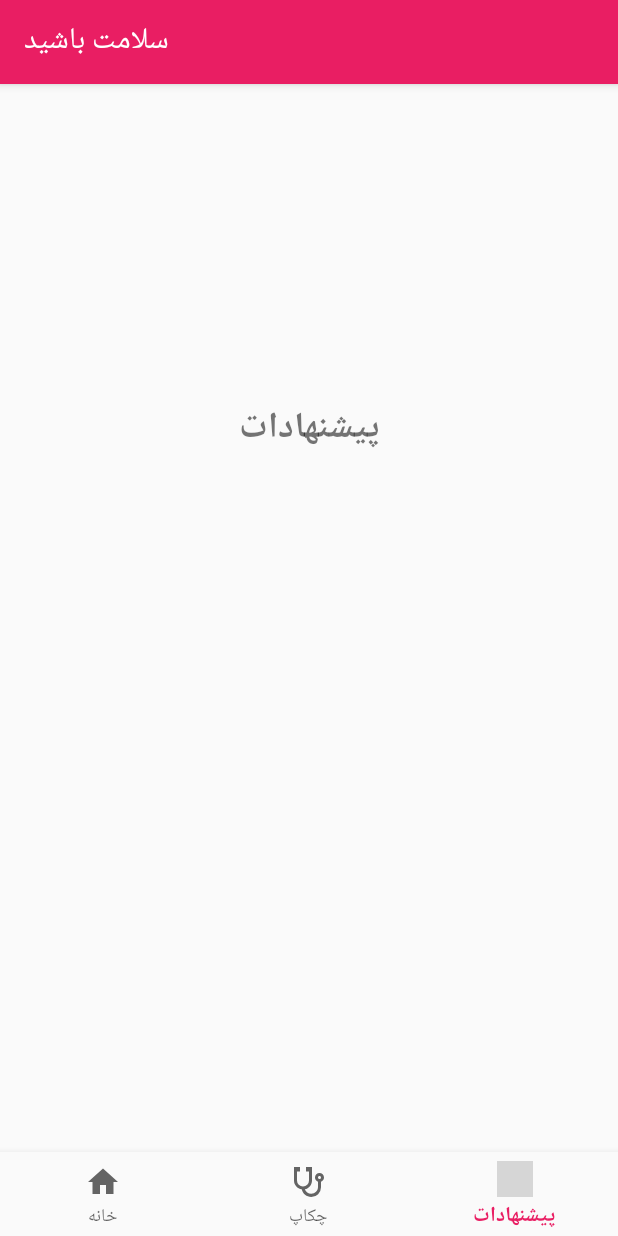
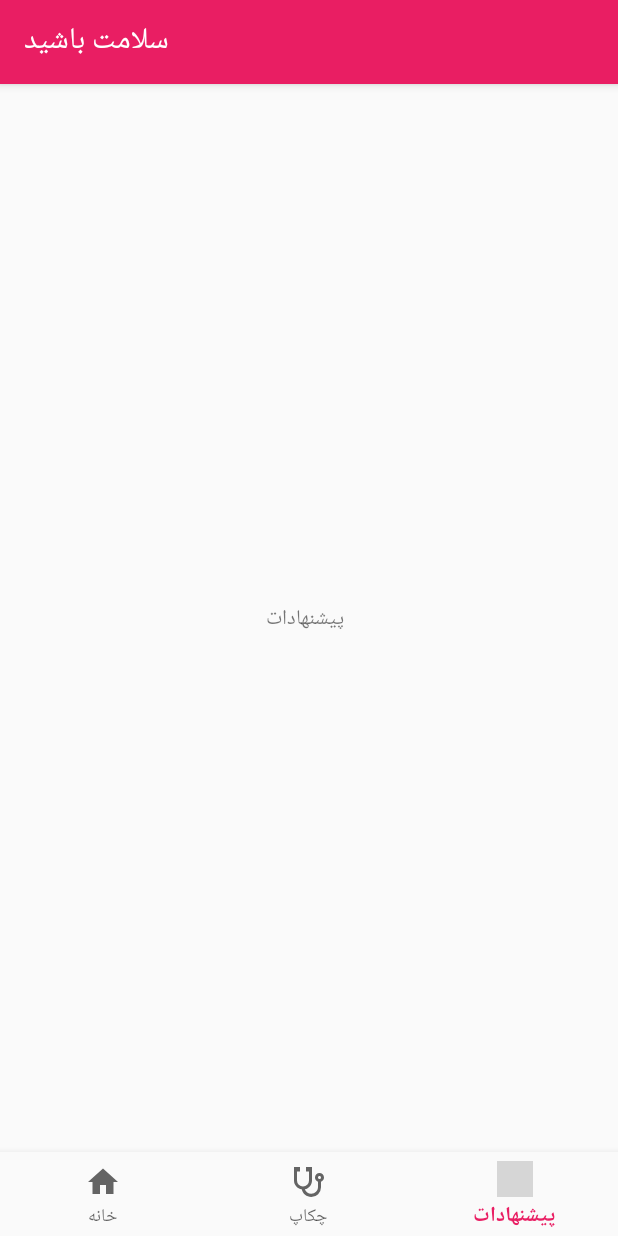
Before and after one commit to smohsenmg7/SalamatBashid, an Android app: the screen it shows after launch (MainActivity), item 3 of the bottom bar chosen, on a phone screen of 412 x 824 dp. Run offline under Robolectric (Android 15) with nearby library versions, the phone set to English and light mode, and no system bars; grey boxes are pictures that could not be loaded.

Commit message:
Add BottomNavigationView Listener -Add Three Fragment to handle BottomNavigationView Listener

```diff
--- a/app/build.gradle
+++ b/app/build.gradle
@@ -25,6 +25,7 @@ dependencies {
     implementation 'com.android.support:design:28.0.0'
     implementation 'com.android.support.constraint:constraint-layout:1.1.3'
     implementation 'com.android.support:support-vector-drawable:28.0.0'
+    implementation 'com.android.support:support-v4:28.0.0'
     testImplementation 'junit:junit:4.12'
     androidTestImplementation 'com.android.support.test:runner:1.0.2'
     androidTestImplementation 'com.android.support.test.espresso:espresso-core:3.0.2'
--- /dev/null
+++ b/app/src/main/java/com/example/mohsen/salamatbashid/CheckUpFragment.java
@@ -0,0 +1,29 @@
+package com.example.mohsen.salamatbashid;
+
+
+import android.os.Bundle;
+import android.support.v4.app.Fragment;
+import android.view.LayoutInflater;
+import android.view.View;
+import android.view.ViewGroup;
+
+
+/**
+ * A simple {@link Fragment} subclass.
+ */
+public class CheckUpFragment extends Fragment {
+
+
+    public CheckUpFragment() {
+        // Required empty public constructor
+    }
+
+
+    @Override
+    public View onCreateView(LayoutInflater inflater, ViewGroup container,
+                             Bundle savedInstanceState) {
+        // Inflate the layout for this fragment
+        return inflater.inflate(R.layout.fragment_check_up, container, false);
+    }
+
+}
--- /dev/null
+++ b/app/src/main/java/com/example/mohsen/salamatbashid/HomeFragment.java
@@ -0,0 +1,29 @@
+package com.example.mohsen.salamatbashid;
+
+
+import android.os.Bundle;
+import android.support.v4.app.Fragment;
+import android.view.LayoutInflater;
+import android.view.View;
+import android.view.ViewGroup;
+
+
+/**
+ * A simple {@link Fragment} subclass.
+ */
+public class HomeFragment extends Fragment {
+
+
+    public HomeFragment() {
+        // Required empty public constructor
+    }
+
+
+    @Override
+    public View onCreateView(LayoutInflater inflater, ViewGroup container,
+                             Bundle savedInstanceState) {
+        // Inflate the layout for this fragment
+        return inflater.inflate(R.layout.fragment_home, container, false);
+    }
+
+}
--- a/app/src/main/java/com/example/mohsen/salamatbashid/MainActivity.java
+++ b/app/src/main/java/com/example/mohsen/salamatbashid/MainActivity.java
@@ -3,13 +3,18 @@ package com.example.mohsen.salamatbashid;
 import android.os.Bundle;
 import android.support.annotation.NonNull;
 import android.support.design.widget.BottomNavigationView;
+import android.support.v4.app.Fragment;
+import android.support.v4.app.FragmentTransaction;
 import android.support.v7.app.AppCompatActivity;
 import android.view.MenuItem;
 import android.widget.TextView;
 
 public class MainActivity extends AppCompatActivity {
 
-    private TextView mTextMessage;
+    private CheckUpFragment checkUpFragment;
+    private HomeFragment homeFragment;
+    private OfferFragment offerFragment;
+
 
     private BottomNavigationView.OnNavigationItemSelectedListener mOnNavigationItemSelectedListener
             = new BottomNavigationView.OnNavigationItemSelectedListener() {
@@ -18,25 +23,35 @@ public class MainActivity extends AppCompatActivity {
         public boolean onNavigationItemSelected(@NonNull MenuItem item) {
             switch (item.getItemId()) {
                 case R.id.navigation_home:
-                    mTextMessage.setText(R.string.title_home);
+                    setFragment(homeFragment);
                     return true;
                 case R.id.navigation_checkup:
-                    mTextMessage.setText(R.string.title_check_up);
+                    setFragment(checkUpFragment);
                     return true;
                 case R.id.navigation_promotion:
-                    mTextMessage.setText(R.string.title_offer);
+                    setFragment(offerFragment);
                     return true;
             }
             return false;
         }
     };
 
+    private void setFragment(Fragment fragment) {
+        FragmentTransaction fragmentTransaction = getSupportFragmentManager().beginTransaction();
+        fragmentTransaction.replace(R.id.main_frame, fragment).commit();
+
+    }
+
     @Override
     protected void onCreate(Bundle savedInstanceState) {
         super.onCreate(savedInstanceState);
         setContentView(R.layout.activity_main);
 
-        mTextMessage = (TextView) findViewById(R.id.tx_message);
+        homeFragment = new HomeFragment();
+        checkUpFragment = new CheckUpFragment();
+        offerFragment = new OfferFragment();
+        setFragment(homeFragment);
+
         BottomNavigationView navigation = (BottomNavigationView) findViewById(R.id.navigation);
         navigation.setOnNavigationItemSelectedListener(mOnNavigationItemSelectedListener);
     }
--- /dev/null
+++ b/app/src/main/java/com/example/mohsen/salamatbashid/OfferFragment.java
@@ -0,0 +1,29 @@
+package com.example.mohsen.salamatbashid;
+
+
+import android.os.Bundle;
+import android.support.v4.app.Fragment;
+import android.view.LayoutInflater;
+import android.view.View;
+import android.view.ViewGroup;
+
+
+/**
+ * A simple {@link Fragment} subclass.
+ */
+public class OfferFragment extends Fragment {
+
+
+    public OfferFragment() {
+        // Required empty public constructor
+    }
+
+
+    @Override
+    public View onCreateView(LayoutInflater inflater, ViewGroup container,
+                             Bundle savedInstanceState) {
+        // Inflate the layout for this fragment
+        return inflater.inflate(R.layout.fragment_offer, container, false);
+    }
+
+}
--- a/app/src/main/res/layout/activity_main.xml
+++ b/app/src/main/res/layout/activity_main.xml
@@ -12,28 +12,26 @@
         android:layout_width="0dp"
         android:layout_height="wrap_content"
         android:background="?android:attr/windowBackground"
+
         app:layout_constraintBottom_toBottomOf="parent"
         app:layout_constraintHorizontal_bias="0.0"
         app:layout_constraintLeft_toLeftOf="parent"
         app:layout_constraintRight_toRightOf="parent"
-        app:menu="@menu/navigation" />
+        app:menu="@menu/navigation">
 
-    <TextView
-        android:id="@+id/tx_message"
-        android:layout_width="wrap_content"
-        android:layout_height="wrap_content"
-        android:layout_marginStart="163dp"
-        android:layout_marginLeft="163dp"
-        android:layout_marginTop="93dp"
-        android:layout_marginEnd="163dp"
-        android:layout_marginRight="163dp"
-        android:layout_marginBottom="345dp"
-        android:text="خانه"
-        android:textSize="24sp"
-        android:textStyle="bold"
+    </android.support.design.widget.BottomNavigationView>
+
+    <FrameLayout
+        android:id="@+id/main_frame"
+        android:layout_width="match_parent"
+        android:layout_height="0dp"
         app:layout_constraintBottom_toTopOf="@+id/navigation"
         app:layout_constraintEnd_toEndOf="parent"
         app:layout_constraintStart_toStartOf="parent"
-        app:layout_constraintTop_toTopOf="parent" />
+        app:layout_constraintTop_toTopOf="parent"
+        app:layout_constraintVertical_bias="0.52">
+
+    </FrameLayout>
+
 
 </android.support.constraint.ConstraintLayout>
--- /dev/null
+++ b/app/src/main/res/layout/fragment_offer.xml
@@ -0,0 +1,26 @@
+<?xml version="1.0" encoding="utf-8"?>
+<android.support.constraint.ConstraintLayout xmlns:android="http://schemas.android.com/apk/res/android"
+    xmlns:app="http://schemas.android.com/apk/res-auto"
+    xmlns:tools="http://schemas.android.com/tools"
+    android:id="@+id/frameLayout3"
+    android:layout_width="match_parent"
+    android:layout_height="match_parent"
+    tools:context=".OfferFragment">
+
+
+    <TextView
+        android:id="@+id/textView4"
+        android:layout_width="wrap_content"
+        android:layout_height="wrap_content"
+        android:layout_marginStart="163dp"
+        android:layout_marginLeft="163dp"
+        android:layout_marginTop="247dp"
+        android:layout_marginEnd="165dp"
+        android:layout_marginRight="165dp"
+        android:layout_marginBottom="246dp"
+        android:text=" پیشنهادات"
+        app:layout_constraintBottom_toBottomOf="parent"
+        app:layout_constraintEnd_toEndOf="parent"
+        app:layout_constraintStart_toStartOf="parent"
+        app:layout_constraintTop_toTopOf="parent" />
+</android.support.constraint.ConstraintLayout>
--- a/app/src/main/res/menu/navigation.xml
+++ b/app/src/main/res/menu/navigation.xml
@@ -3,6 +3,7 @@
 
     <item
         android:id="@+id/navigation_home"
+        android:enabled="true"
         android:icon="@drawable/ic_home_black_24dp"
         android:title="@string/title_home" />
 
--- a/app/src/main/res/values/strings.xml
+++ b/app/src/main/res/values/strings.xml
@@ -4,4 +4,7 @@
     <string name="title_home">خانه</string>
     <string name="title_check_up">چکاپ</string>
     <string name="title_offer">پیشنهادات</string>
+
+    <!-- TODO: Remove or change this placeholder text -->
+    <string name="hello_blank_fragment">Hello blank fragment</string>
 </resources>
```
Also changed, not shown: app/src/main/res/layout/fragment_check_up.xml (added, +26 -0 lines), app/src/main/res/layout/fragment_home.xml (added, +27 -0 lines).
